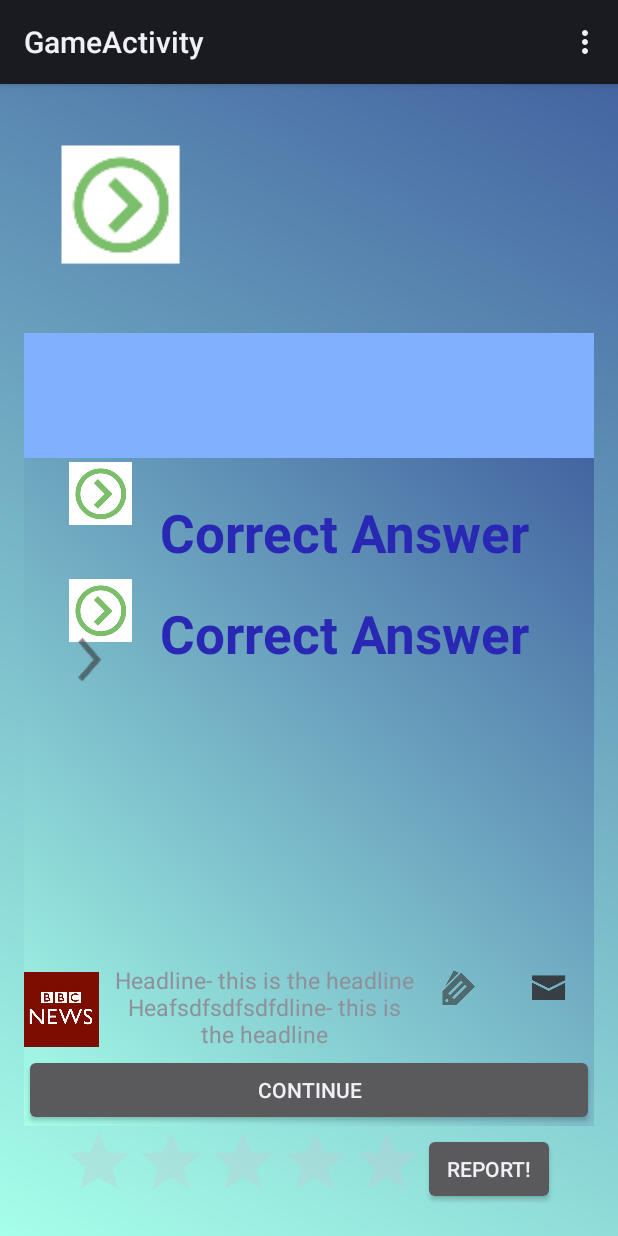
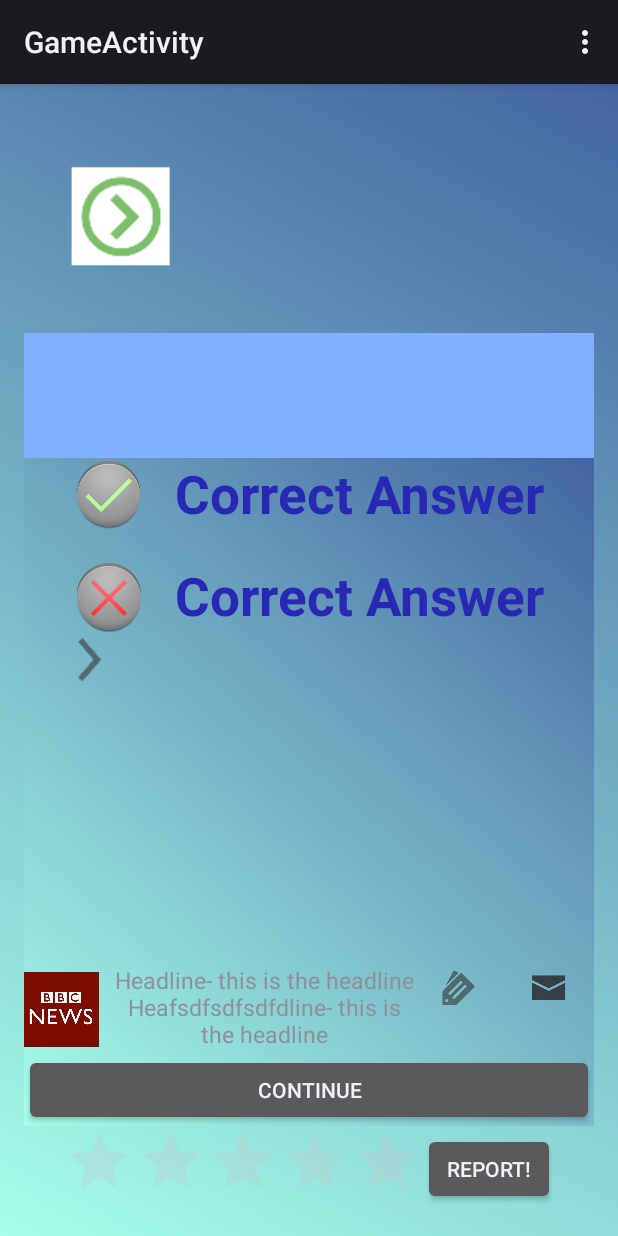
Before and after one commit to Kriss92/LearnNews, an Android app: the GameActivity screen opened directly, with no data from a screen before it, after a tap on an icon or button, on a phone screen of 412 x 824 dp. Run offline under Robolectric (Android 15) with nearby library versions, the light colour scheme and no system bars; 4 statements that could not run were skipped; 3 other taps on this screen came first.

Commit message:
Beauty touch

```diff
--- a/app/src/main/res/layout/activity_game.xml
+++ b/app/src/main/res/layout/activity_game.xml
@@ -23,12 +23,11 @@
                 android:orientation="horizontal">
 
                 <ImageView
+                    android:paddingTop="15sp"
                     android:id="@+id/q_img"
                     android:src="@drawable/ic_launcher"
                     android:layout_width="90dp"
                     android:layout_height="90dp"
-                    android:layout_alignParentLeft="true"
-                    android:layout_alignParentTop="true"
                     android:layout_marginLeft="20dp"
                     android:layout_marginTop="20dp"/>
 
@@ -46,8 +45,8 @@
                         android:layout_width="match_parent"
                         android:layout_height="wrap_content"
                         android:text="Category"
-                        android:gravity="center"
                         android:textSize="50sp"
+                        android:paddingBottom="10sp"
                         android:paddingLeft="10dp"/>
                 </LinearLayout>
 
--- a/app/src/main/res/layout/fragment_wrong_answer.xml
+++ b/app/src/main/res/layout/fragment_wrong_answer.xml
@@ -18,15 +18,15 @@
             <LinearLayout
                 android:layout_width="wrap_content"
                 android:layout_height="wrap_content"
-                android:orientation="horizontal">
+                android:orientation="horizontal"
+                android:layout_marginBottom="20sp">
 
                 <ImageView
                     android:id="@+id/wrong_vi_img"
                     android:layout_width="wrap_content"
                     android:layout_height="wrap_content"
-                    android:src="@drawable/ic_launcher"
-                    android:layout_centerVertical="true"
-                    android:baselineAlignBottom="true"
+                    android:src="@drawable/vi"
+                    android:layout_marginRight="20sp"
                     />
 
                 <TextView
@@ -35,8 +35,7 @@
                     android:layout_height="wrap_content"
                     android:textSize="35dp"
                     android:text="Correct Answer"
-                    android:baselineAlignBottom="true"
-                    android:layout_margin="15dp"
+                    android:layout_centerVertical="true"
                     android:textColor="@color/text"
                     android:textStyle="bold" />
 
@@ -51,8 +50,8 @@
                     android:id="@+id/x_img"
                     android:layout_width="wrap_content"
                     android:layout_height="wrap_content"
-                    android:src="@drawable/ic_launcher"
-                    android:layout_centerVertical="true"
+                    android:src="@drawable/x"
+                    android:layout_marginRight="20sp"
                     />
 
                 <TextView
@@ -61,7 +60,7 @@
                     android:layout_height="wrap_content"
                     android:textSize="35dp"
                     android:text="Correct Answer"
-                    android:layout_margin="15dp"
+                    android:layout_centerVertical="true"
                     android:textColor="@color/text"
                     android:textStyle="bold" />
 
```
